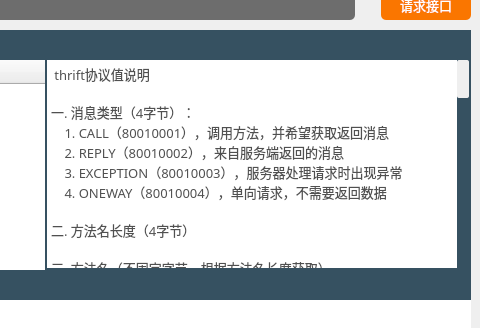
The window that thriftwidget.ui (HuaGouFdog/Fdog-Kit) describes before a commit, drawn with Qt 5; both pictures show x 657 to 1137 and y 100 to 428 of the 1137 by 640 pixel window.
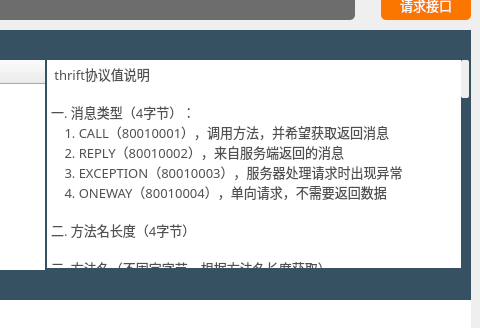
The same window after the commit. Icons and pictures are not drawn.

Commit message: 修复请求异常

What changed in the file:
```diff
--- a/thriftwidget.ui
+++ b/thriftwidget.ui
@@ -387,7 +387,7 @@
 }
 
 QScrollBar:vertical{
-    width: 12px;
+    width: 8px;
 	background-color: rgba(0, 41, 69, 0);
     margin: 0px,0px,0px,0px;
     padding-top: 0px;		/*//隐藏上下的箭头*/
@@ -396,7 +396,7 @@
 
 
 QScrollBar::handle:vertical{
-    width: 12px;
+    width: 8px;
 	
 	background-color: rgb(239, 239, 239);
     /*滚动条两端变成椭圆 */
@@ -1127,11 +1127,12 @@
 	color: rgb(138, 138, 138);
 	border-radius:0px;
 	background:transparent;
+    outline:0px;
 }
 
 QComboBox QAbstractItemView::item
 {
-height:28px;
+	height:28px;
 }
 QComboBox:disabled{
 	border:1px solid gray;
```
Left out of the diff: 9 changed lines with no effect on the pictures. The commit also changes 2 other files.
